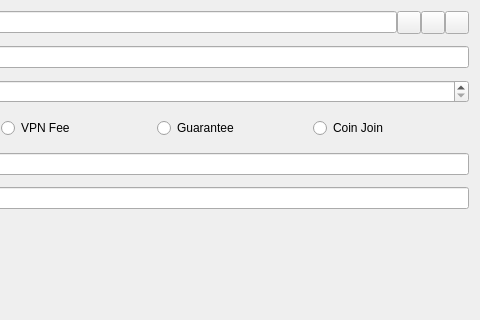
Qt form src/qt/forms/sendcoinsentry.ui (Bit-Net/VpnCoin) before a commit; both pictures show x 333 to 813 and y 0 to 320 of the 813 by 442 pixel window.
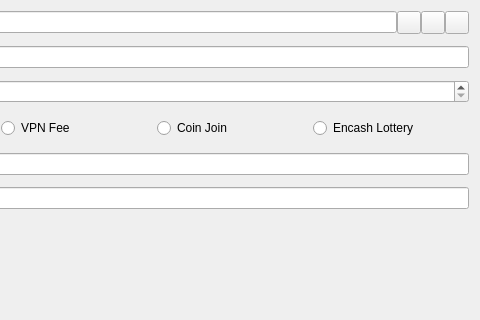
The same form after that commit. Icons and pictures are not drawn. Custom widgets are drawn as their Qt base class.

The edit to the form file:
```diff
--- a/src/qt/forms/sendcoinsentry.ui
+++ b/src/qt/forms/sendcoinsentry.ui
@@ -293,16 +293,16 @@
         </widget>
        </item>
        <item>
-        <widget class="QRadioButton" name="rbt_mod_danbao">
+        <widget class="QRadioButton" name="rbt_mod_coinjoin">
          <property name="text">
-          <string>Guarantee</string>
+          <string>Coin Join</string>
          </property>
         </widget>
        </item>
        <item>
-        <widget class="QRadioButton" name="rbt_mod_coinjoin">
+        <widget class="QRadioButton" name="rbt_mod_danbao">
          <property name="text">
-          <string>Coin Join</string>
+          <string>Encash Lottery</string>
          </property>
         </widget>
        </item>
```
